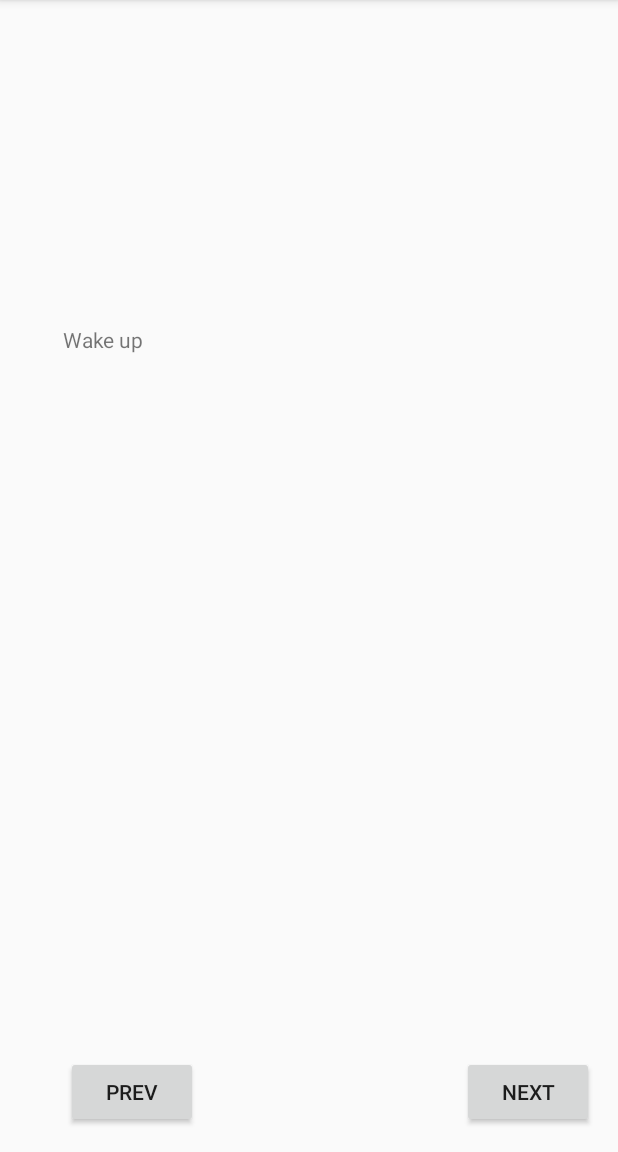
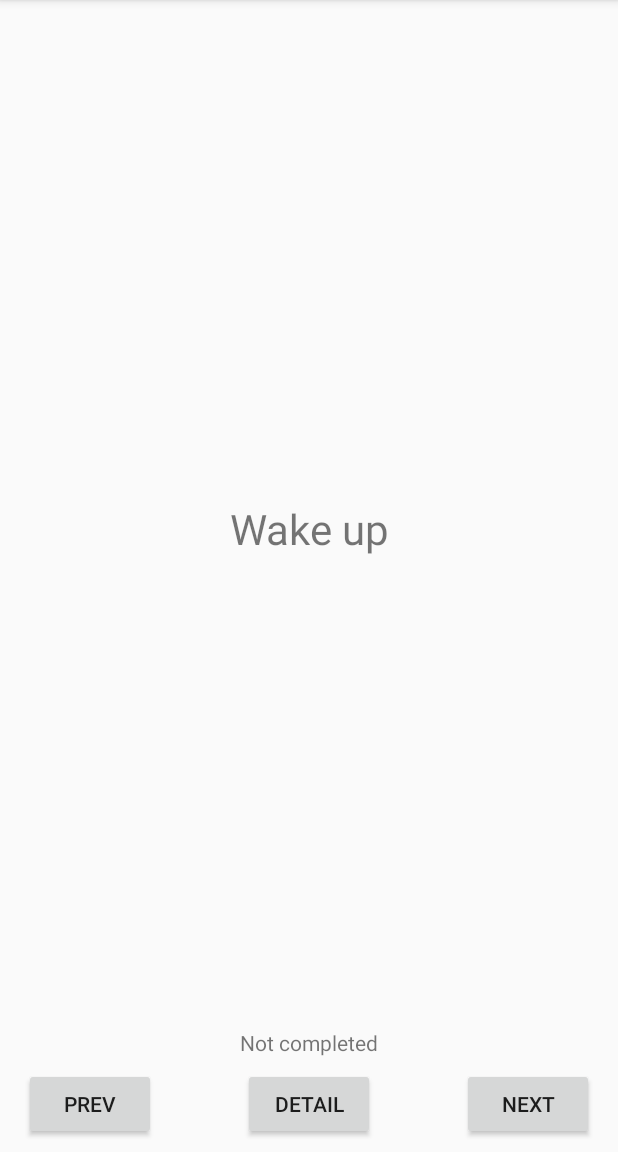
Before and after one commit to Shackers97/Todo, an Android app: the screen it shows after launch (TodoActivity), on a phone screen of 412 x 824 dp, the part 84-1236 px from its top. Run offline under Robolectric (Android 15) with nearby library versions, the phone set to English and light mode, and no system bars.

Commit message:
Lab 2 Update

```diff
--- a/app/src/main/AndroidManifest.xml
+++ b/app/src/main/AndroidManifest.xml
@@ -16,6 +16,7 @@
                 <category android:name="android.intent.category.LAUNCHER" />
             </intent-filter>
         </activity>
+        <activity android:name=".TodoDetailActivity"></activity>
     </application>
 
 </manifest>
--- a/app/src/main/res/layout-land/activity_todo.xml
+++ b/app/src/main/res/layout-land/activity_todo.xml
@@ -9,22 +9,17 @@
 
     <TextView
         android:id="@+id/textViewTodo"
-        android:layout_width="330dp"
-        android:layout_height="336dp"
-        android:layout_marginBottom="16dp"
-        android:layout_marginLeft="16dp"
-        android:layout_marginRight="16dp"
-        android:layout_marginTop="16dp"
+        android:layout_width="285dp"
+        android:layout_height="56dp"
         android:text="@string/todo_list"
-        android:textColor="@android:color/holo_green_dark"
+        android:textAlignment="center"
+        android:textAllCaps="false"
+        android:textColor="@android:color/black"
         android:textSize="36sp"
-        app:layout_constraintBottom_toBottomOf="parent"
-        app:layout_constraintHorizontal_bias="0.515"
         app:layout_constraintLeft_toLeftOf="parent"
         app:layout_constraintRight_toRightOf="parent"
         app:layout_constraintTop_toTopOf="parent"
-        app:layout_constraintVertical_bias="0.502"
-        tools:layout_editor_absoluteY="76dp"/>
+        app:layout_constraintBottom_toTopOf="@+id/buttonDetail" />
 
     <Button
         android:id="@+id/buttonPrev"
@@ -32,12 +27,10 @@
         android:layout_height="wrap_content"
         android:layout_marginBottom="16dp"
         android:layout_marginLeft="16dp"
-        android:layout_marginRight="176dp"
         android:text="@string/prev"
         app:layout_constraintBottom_toBottomOf="parent"
-        app:layout_constraintHorizontal_bias="0.23"
         app:layout_constraintLeft_toLeftOf="parent"
-        app:layout_constraintRight_toLeftOf="@+id/buttonNext"/>
+        android:layout_marginStart="16dp" />
 
     <Button
         android:id="@+id/buttonNext"
@@ -47,6 +40,21 @@
         android:layout_marginRight="16dp"
         android:text="@string/next"
         app:layout_constraintBottom_toBottomOf="parent"
-        app:layout_constraintRight_toRightOf="parent"/>
+        app:layout_constraintRight_toRightOf="parent"
+        android:layout_marginEnd="16dp" />
+
+    <Button
+        android:id="@+id/buttonDetail"
+        android:layout_width="wrap_content"
+        android:layout_height="wrap_content"
+        android:text="@string/detail"
+        app:layout_constraintBottom_toBottomOf="parent"
+        android:layout_marginBottom="16dp"
+        app:layout_constraintRight_toLeftOf="@+id/buttonNext"
+        android:layout_marginRight="8dp"
+        app:layout_constraintLeft_toRightOf="@+id/buttonPrev"
+        android:layout_marginLeft="8dp"
+        android:layout_marginStart="8dp"
+        android:layout_marginEnd="8dp" />
 
 </android.support.constraint.ConstraintLayout>
--- a/app/src/main/res/layout/activity_todo.xml
+++ b/app/src/main/res/layout/activity_todo.xml
@@ -9,42 +9,59 @@
 
     <TextView
         android:id="@+id/textViewTodo"
-        android:layout_width="330dp"
-        android:layout_height="336dp"
-        android:layout_marginLeft="16dp"
-        android:layout_marginRight="16dp"
-        android:layout_marginTop="16dp"
+        android:layout_width="206dp"
+        android:layout_height="45dp"
         android:text="Todo list!"
-        app:layout_constraintBottom_toBottomOf="parent"
-        app:layout_constraintHorizontal_bias="0.515"
+        android:textAlignment="center"
+        android:textSize="28sp"
         app:layout_constraintLeft_toLeftOf="parent"
         app:layout_constraintRight_toRightOf="parent"
         app:layout_constraintTop_toTopOf="parent"
-        app:layout_constraintVertical_bias="0.502"
-        android:layout_marginBottom="16dp"
-        tools:layout_editor_absoluteY="76dp"/>
+        app:layout_constraintBottom_toTopOf="@+id/buttonPrev" />
 
     <Button
         android:id="@+id/buttonPrev"
         android:layout_width="wrap_content"
         android:layout_height="wrap_content"
-        android:layout_marginBottom="16dp"
+        android:layout_marginBottom="8dp"
         android:layout_marginLeft="16dp"
-        android:layout_marginRight="176dp"
         android:text="@string/prev"
         app:layout_constraintBottom_toBottomOf="parent"
-        app:layout_constraintHorizontal_bias="1.0"
         app:layout_constraintLeft_toLeftOf="parent"
-        app:layout_constraintRight_toLeftOf="@+id/buttonNext"/>
+        android:layout_marginStart="16dp" />
 
     <Button
         android:id="@+id/buttonNext"
         android:layout_width="wrap_content"
         android:layout_height="wrap_content"
-        android:layout_marginBottom="16dp"
+        android:layout_marginBottom="8dp"
         android:layout_marginRight="16dp"
         android:text="@string/next"
         app:layout_constraintBottom_toBottomOf="parent"
-        app:layout_constraintRight_toRightOf="parent"/>
+        app:layout_constraintRight_toRightOf="parent"
+        android:layout_marginEnd="16dp" />
+
+    <Button
+        android:id="@+id/buttonDetail"
+        style="@style/Widget.AppCompat.Button"
+        android:layout_width="wrap_content"
+        android:layout_height="wrap_content"
+        android:layout_marginBottom="8dp"
+        android:text="@string/detail"
+        app:layout_constraintBottom_toBottomOf="parent"
+        app:layout_constraintLeft_toRightOf="@+id/buttonPrev"
+        app:layout_constraintRight_toLeftOf="@+id/buttonNext" />
+
+    <TextView
+        android:id="@+id/textViewComplete"
+        android:layout_width="wrap_content"
+        android:layout_height="wrap_content"
+        android:text="@string/textViewComplete"
+        android:layout_marginBottom="7dp"
+        app:layout_constraintBottom_toTopOf="@+id/buttonDetail"
+        android:layout_marginLeft="8dp"
+        app:layout_constraintLeft_toLeftOf="parent"
+        android:layout_marginRight="8dp"
+        app:layout_constraintRight_toRightOf="parent" />
 
 </android.support.constraint.ConstraintLayout>
--- a/app/src/main/res/values/colors.xml
+++ b/app/src/main/res/values/colors.xml
@@ -3,4 +3,6 @@
     <color name="colorPrimary">#3F51B5</color>
     <color name="colorPrimaryDark">#303F9F</color>
     <color name="colorAccent">#FF4081</color>
+    <color name="colorSuccess">#fff</color>
+    <color name="backgroundSuccess">#6ab344</color>
 </resources>
--- a/app/src/main/res/values/strings.xml
+++ b/app/src/main/res/values/strings.xml
@@ -4,6 +4,12 @@
     <string name="next">Next</string>
     <string name="prev">Prev</string>
     <string name="todo_list">Todo list!</string>
+    <string name="textViewTodoDetail">TextViewTodoDetail</string>
+    <string name="detail">Detail</string>
+    <string name="request_code_mismatch">requestCode in intent does not match the parent requestCode</string>
+    <string name="back_button_pressed">Back button pressed</string>
+    <string name="todo_complete">Done</string>
+    <string name="textViewComplete">Not completed</string>
 
     <string-array name="todo">
         <item>Wake up</item>
@@ -13,4 +19,12 @@
         <item>Go to sleep</item>
     </string-array>
 
+    <string-array name="todo_detail">
+        <item>Wake upppppp</item>
+        <item>Drink Coffeeeeeeeeeee</item>
+        <item>Make at least one person laughhhhhhhhhhh</item>
+        <item>Plant a treeeeeeeeeeeee</item>
+        <item>Go to sleepppppppppppppppp</item>
+    </string-array>
+
 </resources>
```
Also changed, not shown: app/src/main/java/com/example/xps/todo/TodoActivity.java (+61 -2 lines), app/src/main/java/com/example/xps/todo/TodoDetailActivity.java (added, +102 -0 lines), app/src/main/res/layout-land/activity_todo_detail.xml (added, +38 -0 lines), app/src/main/res/layout/activity_todo_detail.xml (added, +37 -0 lines), 1 other file.
